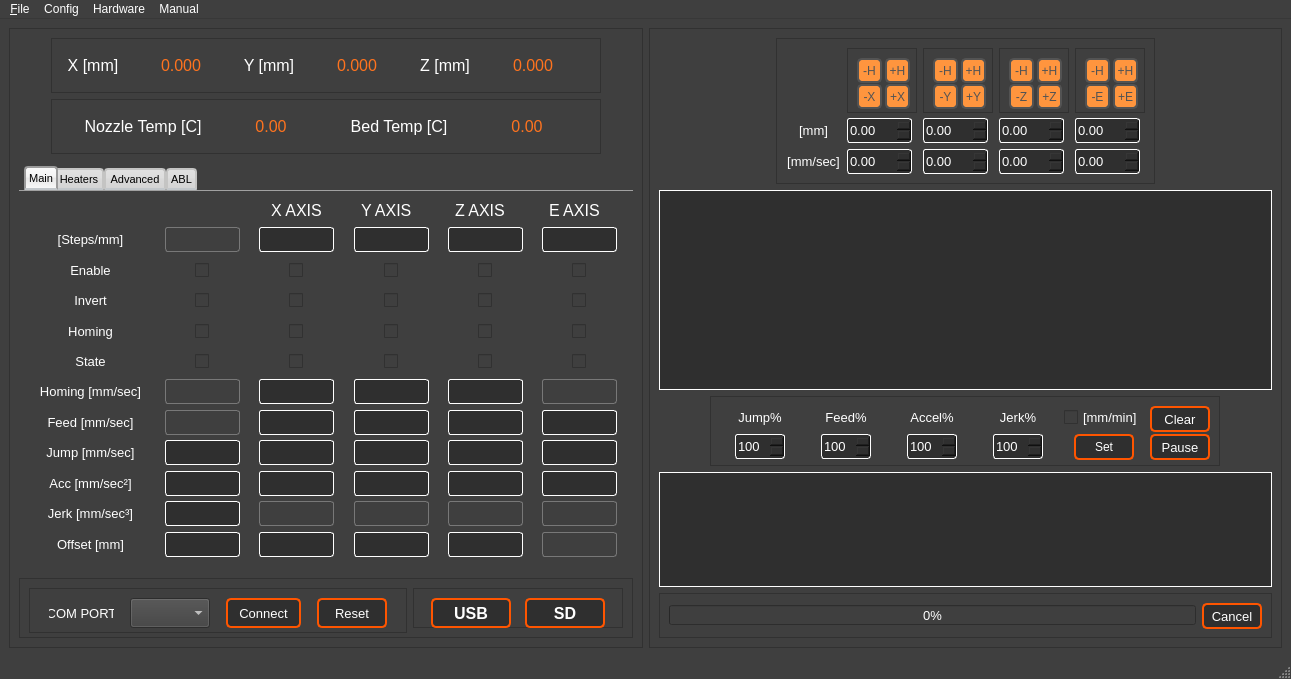
Before: the Qt Designer form Docs/QtDesigner/mainwindow_design.ui in PanagiotisMenounos/3DHex, drawn with Qt 5.
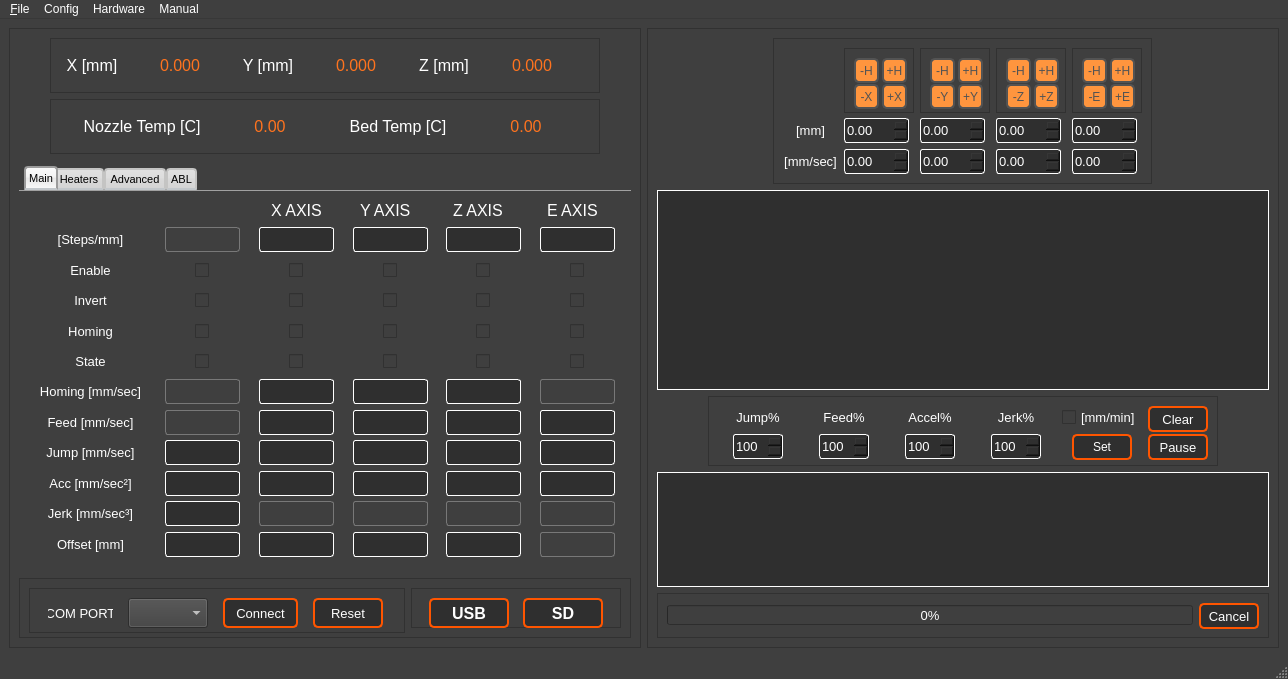
After: the same form once the commit is applied.

```diff
--- a/Docs/QtDesigner/mainwindow_design.ui
+++ b/Docs/QtDesigner/mainwindow_design.ui
@@ -6,7 +6,7 @@
    <rect>
     <x>0</x>
     <y>0</y>
-    <width>1291</width>
+    <width>1288</width>
     <height>679</height>
    </rect>
   </property>
@@ -9970,7 +9970,7 @@
     <rect>
      <x>0</x>
      <y>0</y>
-     <width>1291</width>
+     <width>1288</width>
      <height>21</height>
     </rect>
    </property>
```
Left out of the diff: 6 changed lines with no effect on the pictures.
